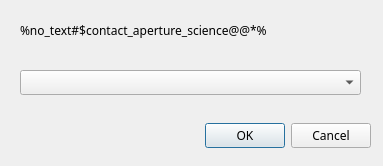
This is dialogs/chsedlg.ui in Bs0Dd/GRiDISKCOM as Qt 5 draws it before an edit. The edited form follows.
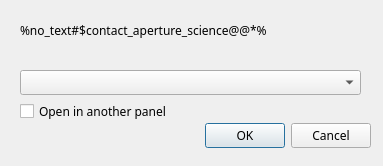
This is the edited form. Icons and pictures are not drawn.

The edit to the form file:
```diff
--- a/dialogs/chsedlg.ui
+++ b/dialogs/chsedlg.ui
@@ -88,6 +88,19 @@
     </rect>
    </property>
   </widget>
+  <widget class="QCheckBox" name="checkBox">
+   <property name="geometry">
+    <rect>
+     <x>20</x>
+     <y>100</y>
+     <width>351</width>
+     <height>23</height>
+    </rect>
+   </property>
+   <property name="text">
+    <string>Open in another panel</string>
+   </property>
+  </widget>
  </widget>
  <resources>
   <include location="../icon/icon.qrc"/>
```
